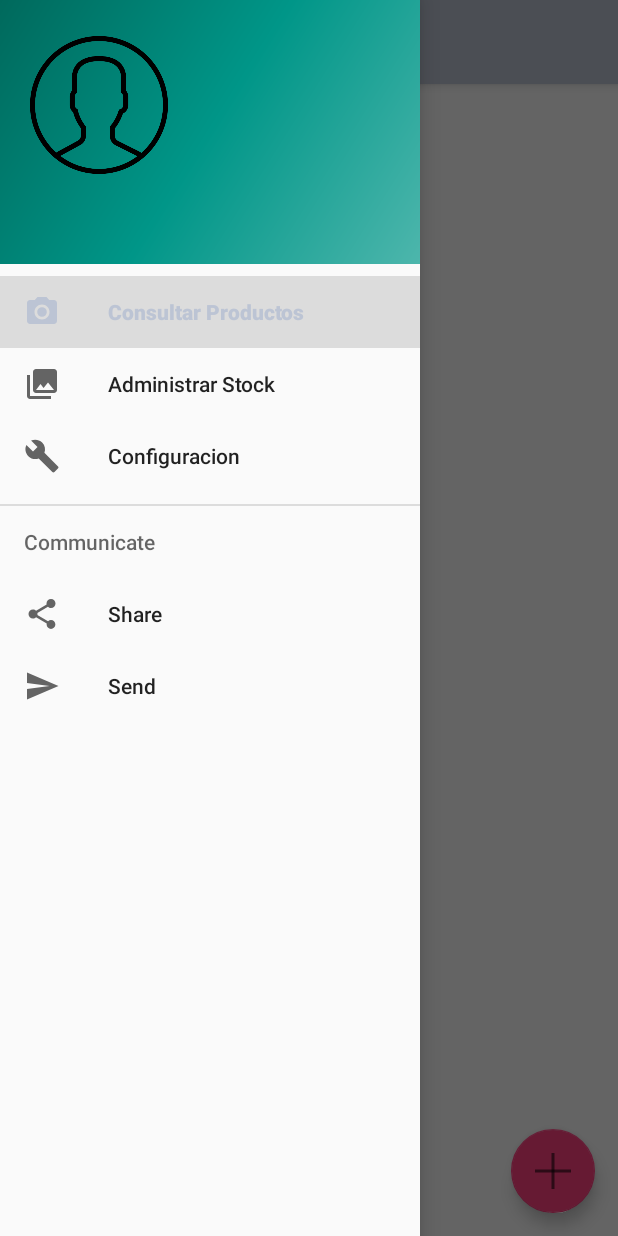
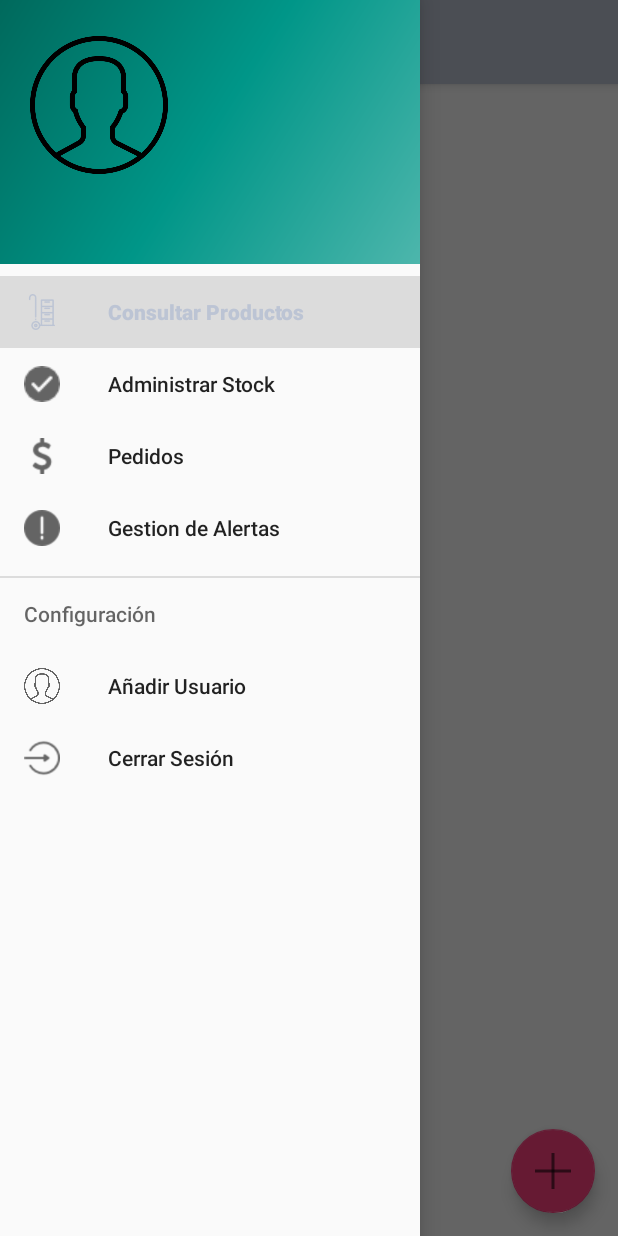
Before and after one commit to vdseoane/STOCKNFC-TFM, an Android app: the MainActivity screen opened directly, with no data from a screen before it, with the side drawer open, on a phone screen of 412 x 824 dp. Run offline under Robolectric (Android 15) with nearby library versions, the phone set to English and light mode, and no system bars; 2 statements that could not run were skipped.

Commit message:
incluido menu
iconos y mas opciones menu

```diff
--- a/StockNFC/app/src/main/java/com/example/victor/stocknfc/logIn/LogIn.java
+++ b/StockNFC/app/src/main/java/com/example/victor/stocknfc/logIn/LogIn.java
@@ -75,6 +75,7 @@ public class LogIn extends AppCompatActivity {
                intentPaginaPrincipal.putExtra("nombreUsuario", "prueba");
                 intentPaginaPrincipal.putExtra("emailUsuario", "email@prueba");
                 LogIn.this.startActivity(intentPaginaPrincipal);
+        finish();
     }
 
 }
--- a/StockNFC/app/src/main/res/menu/activity_main_drawer.xml
+++ b/StockNFC/app/src/main/res/menu/activity_main_drawer.xml
@@ -5,29 +5,33 @@
 
     <group android:checkableBehavior="single">
         <item
-            android:id="@+id/nav_camera"
-            android:icon="@drawable/ic_menu_camera"
+            android:id="@+id/consultarProductoMenu"
+            android:icon="@drawable/trolley"
             android:title="@string/consultarProductos" />
         <item
-            android:id="@+id/nav_gallery"
-            android:icon="@drawable/ic_menu_gallery"
+            android:id="@+id/administrarStock"
+            android:icon="@drawable/checked"
             android:title="@string/stock" />
         <item
-            android:id="@+id/nav_manage"
-            android:icon="@drawable/ic_menu_manage"
-            android:title="@string/configuracion" />
+            android:id="@+id/pedidoMenu"
+            android:icon="@drawable/dollar"
+            android:title="@string/realizarPedido" />
+        <item
+            android:id="@+id/alertaStockMenu"
+            android:icon="@drawable/alerta"
+            android:title="@string/alertasStock" />
     </group>
 
-    <item android:title="Communicate">
+    <item android:title="@string/configuracion">
         <menu>
             <item
-                android:id="@+id/nav_share"
-                android:icon="@drawable/ic_menu_share"
-                android:title="Share" />
+                android:id="@+id/anhadirUsuarioMenu"
+                android:icon="@drawable/user"
+                android:title="@string/anhadirUsuario" />
             <item
-                android:id="@+id/nav_send"
-                android:icon="@drawable/ic_menu_send"
-                android:title="Send" />
+                android:id="@+id/cerrarSesion"
+                android:icon="@drawable/login"
+                android:title="@string/cerrarSesion" />
         </menu>
     </item>
 
--- a/StockNFC/app/src/main/res/values/strings.xml
+++ b/StockNFC/app/src/main/res/values/strings.xml
@@ -7,7 +7,7 @@
     <string name="action_settings">Settings</string>
     <string name="consultarProductos">Consultar Productos</string>
     <string name="stock">Administrar Stock</string>
-    <string name="configuracion">Configuracion</string>
+    <string name="configuracion">Configuración</string>
 
     <!-- TODO: Remove or change this placeholder text -->
     <string name="hello_blank_fragment">Hello blank fragment</string>
@@ -63,4 +63,8 @@
     -->
     <string name="hello_world">Hello Square World!</string>
     <string name="infoControlStock">Seleccione el número de unidades vendidas.</string>
+    <string name="realizarPedido">Pedidos</string>
+    <string name="anhadirUsuario">Añadir Usuario</string>
+    <string name="alertasStock">Gestion de Alertas</string>
+    <string name="cerrarSesion">Cerrar Sesión</string>
 </resources>
```
Also changed, not shown: StockNFC/app/src/main/java/com/example/victor/stocknfc/MainActivity.java (+15 -7 lines), StockNFC/app/src/main/res/drawable/alerta.png (added), StockNFC/app/src/main/res/drawable/checked.png (added), StockNFC/app/src/main/res/drawable/dollar.png (added), StockNFC/app/src/main/res/drawable/login.png (added).
